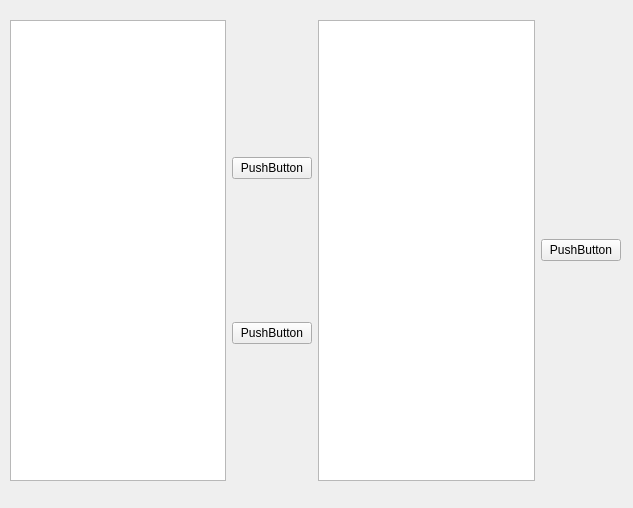
This is resource/test.ui in nasa/ow_autonomy as Qt 5 draws it before an edit. The edited form follows.
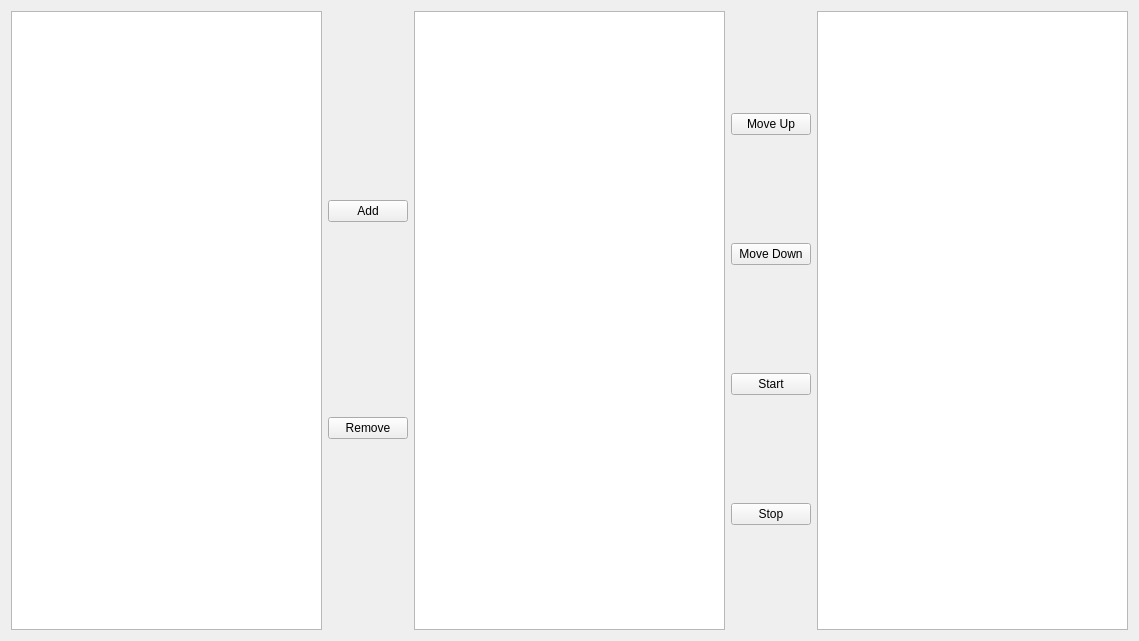
This is the edited form.

Commit message: UI elements are mostly sorted now, need to make them have the expected behaviors still

The edit to the form file:
```diff
--- a/resource/test.ui
+++ b/resource/test.ui
@@ -6,42 +6,41 @@
    <rect>
     <x>0</x>
     <y>0</y>
-    <width>633</width>
-    <height>508</height>
+    <width>1139</width>
+    <height>641</height>
    </rect>
   </property>
   <property name="windowTitle">
    <string>Form</string>
   </property>
-  <widget class="QWidget" name="horizontalLayoutWidget">
-   <property name="geometry">
-    <rect>
-     <x>10</x>
-     <y>20</y>
-     <width>611</width>
-     <height>461</height>
-    </rect>
-   </property>
+  <layout class="QHBoxLayout" name="horizontalLayout_2">
+   <item>
    <layout class="QHBoxLayout" name="horizontalLayout">
-    <property name="sizeConstraint">
-     <enum>QLayout::SetDefaultConstraint</enum>
-    </property>
     <item>
-     <widget class="QListWidget" name="listWidget"/>
+      <widget class="QListWidget" name="listWidget">
+       <property name="editTriggers">
+        <set>QAbstractItemView::NoEditTriggers</set>
+       </property>
+       <property name="selectionMode">
+        <enum>QAbstractItemView::MultiSelection</enum>
+       </property>
+      </widget>
+     </item>
+    </layout>
     </item>
     <item>
      <layout class="QVBoxLayout" name="verticalLayout">
       <item>
        <widget class="QPushButton" name="pushButton">
         <property name="text">
-         <string>PushButton</string>
+        <string>Add</string>
         </property>
        </widget>
       </item>
       <item>
        <widget class="QPushButton" name="pushButton_3">
         <property name="text">
-         <string>PushButton</string>
+        <string>Remove</string>
         </property>
        </widget>
       </item>
@@ -51,14 +50,54 @@
      <widget class="QListWidget" name="listWidget_2"/>
     </item>
     <item>
-     <widget class="QPushButton" name="pushButton_2">
+    <layout class="QVBoxLayout" name="verticalLayout_2">
+     <item>
+      <widget class="QPushButton" name="upButton">
       <property name="text">
-       <string>PushButton</string>
+        <string>Move Up</string>
       </property>
      </widget>
     </item>
-   </layout>
-  </widget>
+     <item>
+      <widget class="QPushButton" name="downButton">
+       <property name="text">
+        <string>Move Down</string>
+       </property>
+      </widget>
+     </item>
+     <item>
+      <widget class="QPushButton" name="startButton">
+       <property name="text">
+        <string>Start</string>
+       </property>
+      </widget>
+     </item>
+     <item>
+      <widget class="QPushButton" name="stopButton">
+       <property name="text">
+        <string>Stop</string>
+       </property>
+      </widget>
+     </item>
+    </layout>
+   </item>
+   <item>
+    <widget class="QTableWidget" name="tableWidget">
+     <property name="editTriggers">
+      <set>QAbstractItemView::NoEditTriggers</set>
+     </property>
+     <attribute name="horizontalHeaderVisible">
+      <bool>false</bool>
+     </attribute>
+     <attribute name="horizontalHeaderStretchLastSection">
+      <bool>true</bool>
+     </attribute>
+     <attribute name="verticalHeaderVisible">
+      <bool>true</bool>
+     </attribute>
+    </widget>
+   </item>
+  </layout>
  </widget>
  <resources/>
  <connections/>
```
Left out of the diff: 4 changed lines with no effect on the pictures. Lines whose indentation alone changed are shown as unchanged. The commit also changes 1 other file.
